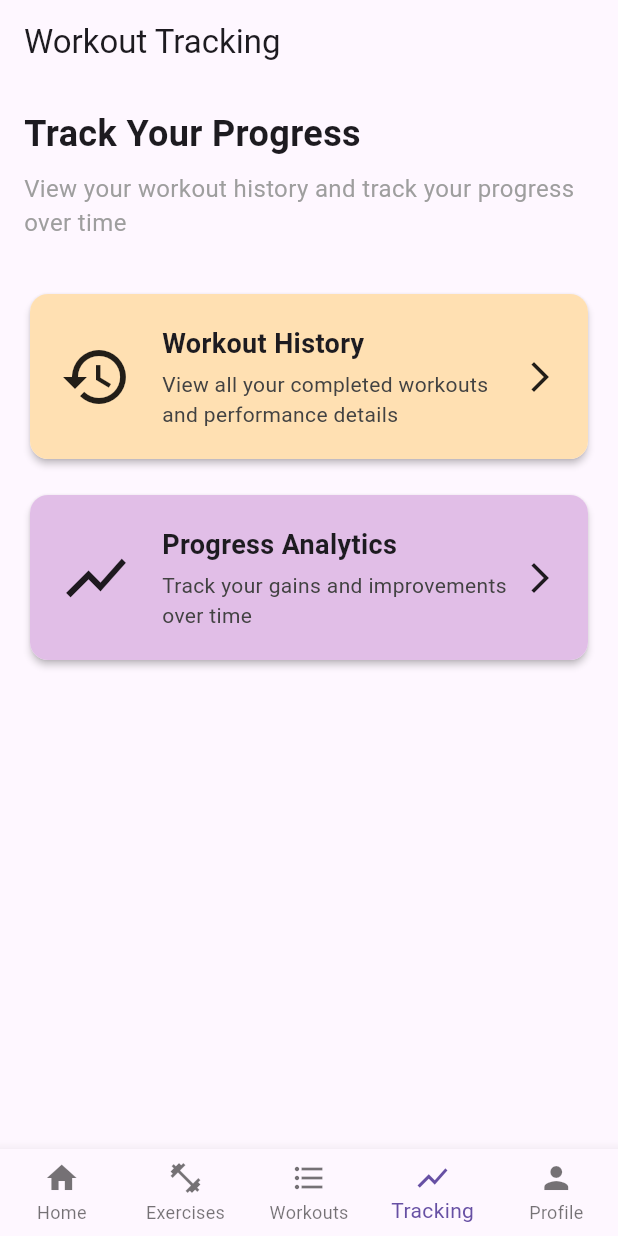
After one commit to jxc03/fitnessMobile, a Flutter app: the screen it shows once a user with an empty profile is signed in, after a tap on "Track Your Progress", on a phone screen of 412 x 824 dp. The commit adds this screen. Run offline on Flutter 3.47's test engine with Material 3 defaults, Android fonts, the phone set to English and light mode, and no system bars; our stand-ins replace cloud_firestore, firebase_auth, firebase_core, firebase_storage, fl_chart, image_picker; accounts and stored records are empty; generated files the repository leaves out were written again.

Commit message:
Restructure screen folder for tracking and adding a new screen / navigation for solely tracking

```diff
--- a/fitness/lib/main.dart
+++ b/fitness/lib/main.dart
@@ -1,29 +1,25 @@
 import 'package:flutter/material.dart';
-
 // Imports for firebase
 import 'package:firebase_core/firebase_core.dart';
 import 'firebase_options.dart';
 import 'package:firebase_auth/firebase_auth.dart';
-
 // Import screens
 import 'screens/exercises/exercises_screen.dart';
 import 'screens/exercises/exercise_details_screen.dart';
 import 'screens/workouts/workout_plans_screen.dart';
 import 'screens/profile/profile_screen.dart';
-
 // Import authenitcation service
 import 'services/authentication_service.dart';
-
 // Import authentication screens
 import 'screens/authentication/welcome_screen.dart';
 import 'screens/authentication/signin_screen.dart';
 import 'screens/authentication/signup_screen.dart';
 import 'screens/authentication/forgot_password_screen.dart';
 import 'screens/authentication/auth_wrapper.dart';
-
 // Import workout tracking screens
-import 'screens/workout_history_screen.dart';
-import 'screens/workout_progress_screen.dart';
+import 'screens/tracking/workout_history_screen.dart';
+import 'screens/tracking/workout_progress_screen.dart';
+import 'screens/tracking/tracking_screen.dart';
 
 void main() async {
   WidgetsFlutterBinding.ensureInitialized();
@@ -58,6 +54,7 @@ class MainApp extends StatelessWidget {
         '/workout-plans': (context) => const WorkoutPlansScreen(),
         '/workout-history': (context) => const WorkoutHistoryScreen(),
         '/workout-progress': (context) => const WorkoutProgressScreen(),
+        '/tracking': (context) => const TrackingScreen(),
       },
       // Use onGenerateRoute for routes with parameters
       onGenerateRoute: (settings) {
@@ -111,6 +108,7 @@ class _MainNavigationScreenState extends State<MainNavigationScreen> {
     const HomeScreen(),
     const ExercisesScreen(),
     const WorkoutPlansScreen(),
+    const TrackingScreen(),
     const ProfileScreen(),
   ];
 
@@ -138,6 +136,10 @@ class _MainNavigationScreenState extends State<MainNavigationScreen> {
           BottomNavigationBarItem(
             icon: Icon(Icons.format_list_bulleted),
             label: 'Workouts',
+          ),
+          BottomNavigationBarItem(
+            icon: Icon(Icons.show_chart),
+            label: 'Tracking',
           ),
           BottomNavigationBarItem(
           icon: Icon(Icons.person),
@@ -246,46 +248,20 @@ class HomeScreen extends StatelessWidget {
               ),
               const SizedBox(height: 16),
 
-              // Workout history and progress cards
-              Row(
-                children: [
-                  // Workout History card
-                  Expanded(
-                    child: _buildFeatureCard(
-                      context,
-                      icon: Icons.history,
-                      title: 'Workout History',
-                      color: Colors.orange.shade100,
-                      onTap: () {
-                        Navigator.push(
-                          context,
-                          MaterialPageRoute(
-                            builder: (context) => const WorkoutHistoryScreen(),
-                          ),
-                        );
-                      },
-                    ),
-                  ),
-                  const SizedBox(width: 12),
-
-                  // Progress Analytics card
-                  Expanded(
-                    child: _buildFeatureCard(
-                      context,
-                      icon: Icons.show_chart,
-                      title: 'Progress Analytics',
-                      color: Colors.purple.shade100,
-                      onTap: () {
-                        Navigator.push(
-                          context,
-                          MaterialPageRoute(
-                            builder: (context) => const WorkoutProgressScreen(),
-                          ),
-                        );
-                      },
-                    ),
-                  ),
-                ],
+              // Tracking Card
+              _buildFeatureCard(
+                context,
+                icon: Icons.show_chart,
+                title: 'Track Your Progress',
+                color: Colors.purple.shade100,
+                isFullWidth: true,
+                onTap: () {
+                  (context.findAncestorStateOfType<_MainNavigationScreenState>())
+                      ?.setState(() {
+                    (context.findAncestorStateOfType<_MainNavigationScreenState>())
+                        ?._currentIndex = 3; // Index for Tracking tab
+                  });
+                },
               ),
               const SizedBox(height: 32),
 
@@ -300,7 +276,7 @@ class HomeScreen extends StatelessWidget {
                   (context.findAncestorStateOfType<_MainNavigationScreenState>())
                       ?.setState(() {
                     (context.findAncestorStateOfType<_MainNavigationScreenState>())
-                        ?._currentIndex = 3;
+                        ?._currentIndex = 4;
                   });
                 },
               ),
--- /dev/null
+++ b/fitness/lib/screens/tracking/tracking_screen.dart
@@ -0,0 +1,136 @@
+import 'package:flutter/material.dart';
+import 'workout_history_screen.dart';
+import 'workout_progress_screen.dart';
+
+class TrackingScreen extends StatelessWidget {
+  const TrackingScreen({super.key});
+
+  @override
+  Widget build(BuildContext context) {
+    return Scaffold(
+      appBar: AppBar(
+        title: const Text('Workout Tracking'),
+      ),
+      body: Padding(
+        padding: const EdgeInsets.all(16.0),
+        child: Column(
+          crossAxisAlignment: CrossAxisAlignment.start,
+          children: [
+            const Text(
+              'Track Your Progress',
+              style: TextStyle(
+                fontSize: 24,
+                fontWeight: FontWeight.bold,
+              ),
+            ),
+            const SizedBox(height: 8),
+            const Text(
+              'View your workout history and track your progress over time',
+              style: TextStyle(
+                fontSize: 16,
+                color: Colors.grey,
+              ),
+            ),
+            const SizedBox(height: 32),
+
+            // Workout History Card
+            _buildTrackingCard(
+              context,
+              title: 'Workout History',
+              description: 'View all your completed workouts and performance details',
+              icon: Icons.history,
+              color: Colors.orange.shade100,
+              onTap: () {
+                Navigator.push(
+                  context,
+                  MaterialPageRoute(
+                    builder: (context) => const WorkoutHistoryScreen(),
+                  ),
+                );
+              },
+            ),
+
+            const SizedBox(height: 16),
+
+            // Progress Analytics Card
+            _buildTrackingCard(
+              context,
+              title: 'Progress Analytics',
+              description: 'Track your gains and improvements over time',
+              icon: Icons.show_chart,
+              color: Colors.purple.shade100,
+              onTap: () {
+                Navigator.push(
+                  context,
+                  MaterialPageRoute(
+                    builder: (context) => const WorkoutProgressScreen(),
+                  ),
+                );
+              },
+            ),
+          ],
+        ),
+      ),
+    );
+  }
+
+  Widget _buildTrackingCard(
+    BuildContext context, {
+    required String title,
+    required String description,
+    required IconData icon,
+    required Color color,
+    required VoidCallback onTap,
+  }) {
+    return Card(
+      elevation: 2,
+      shape: RoundedRectangleBorder(
+        borderRadius: BorderRadius.circular(12),
+      ),
+      child: InkWell(
+        onTap: onTap,
+        borderRadius: BorderRadius.circular(12),
+        child: Container(
+          padding: const EdgeInsets.all(20),
+          decoration: BoxDecoration(
+            color: color,
+            borderRadius: BorderRadius.circular(12),
+          ),
+          child: Row(
+            children: [
+              Icon(
+                icon,
+                size: 48,
+                color: Colors.black87,
+              ),
+              const SizedBox(width: 20),
+              Expanded(
+                child: Column(
+                  crossAxisAlignment: CrossAxisAlignment.start,
+                  children: [
+                    Text(
+                      title,
+                      style: const TextStyle(
+                        fontSize: 18,
+                        fontWeight: FontWeight.bold,
+                      ),
+                    ),
+                    const SizedBox(height: 4),
+                    Text(
+                      description,
+                      style: TextStyle(
+                        fontSize: 14,
+                        color: Colors.grey.shade800,
+                      ),
+                    ),
+                  ],
+                ),
+              ),
+              const Icon(Icons.arrow_forward_ios),
+            ],
+          ),
+        ),
+      ),
+    );
+  }
+}
--- a/fitness/lib/screens/workouts/workout_plan_details_screen.dart
+++ b/fitness/lib/screens/workouts/workout_plan_details_screen.dart
@@ -2,9 +2,9 @@ import 'package:flutter/material.dart';
 import 'package:cloud_firestore/cloud_firestore.dart';
 import '../exercises/exercise_details_screen.dart';
 import 'add_exercise_screen.dart';
-import '../workout_tracking_screen.dart';
-import '../workout_history_screen.dart';
-import '../workout_progress_screen.dart';
+import '../tracking/workout_tracking_screen.dart';
+import '../tracking/workout_history_screen.dart';
+import '../tracking/workout_progress_screen.dart';
 
 class WorkoutPlanDetailScreen extends StatefulWidget {
   final String planId;
```
Also changed, not shown: fitness/lib/screens/tracking/workout_history_screen.dart (renamed from fitness/lib/screens/workout_history_screen.dart), fitness/lib/screens/tracking/workout_progress_screen.dart (renamed from fitness/lib/screens/workout_progress_screen.dart), fitness/lib/screens/tracking/workout_tracking_screen.dart (renamed from fitness/lib/screens/workout_tracking_screen.dart).
